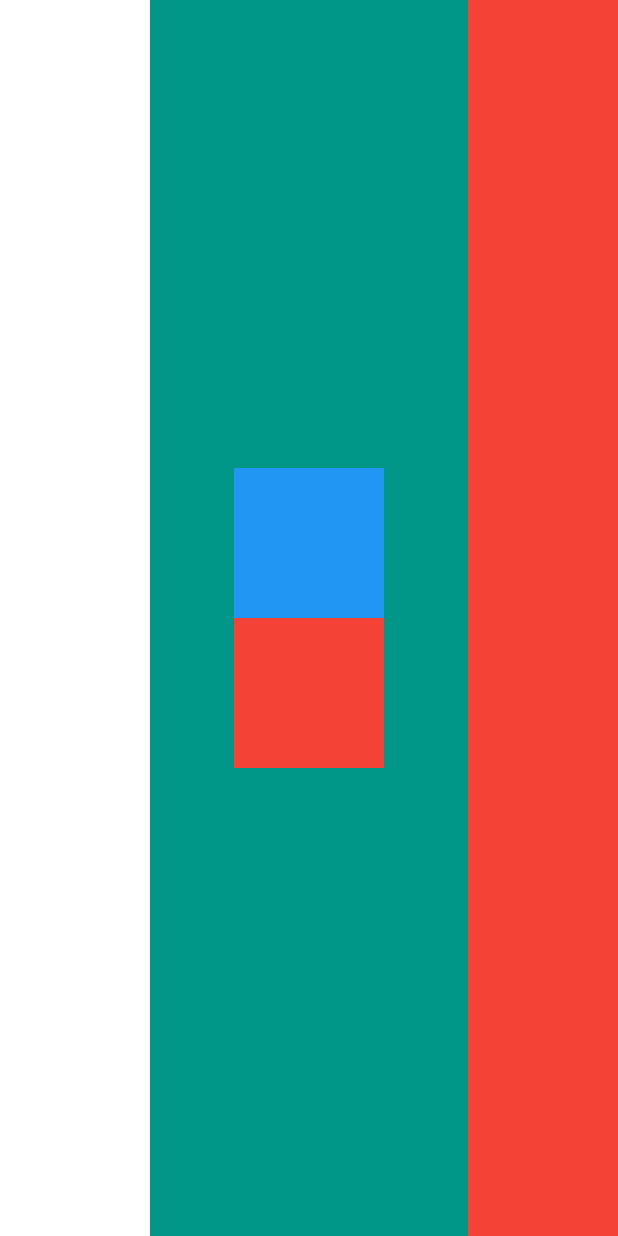
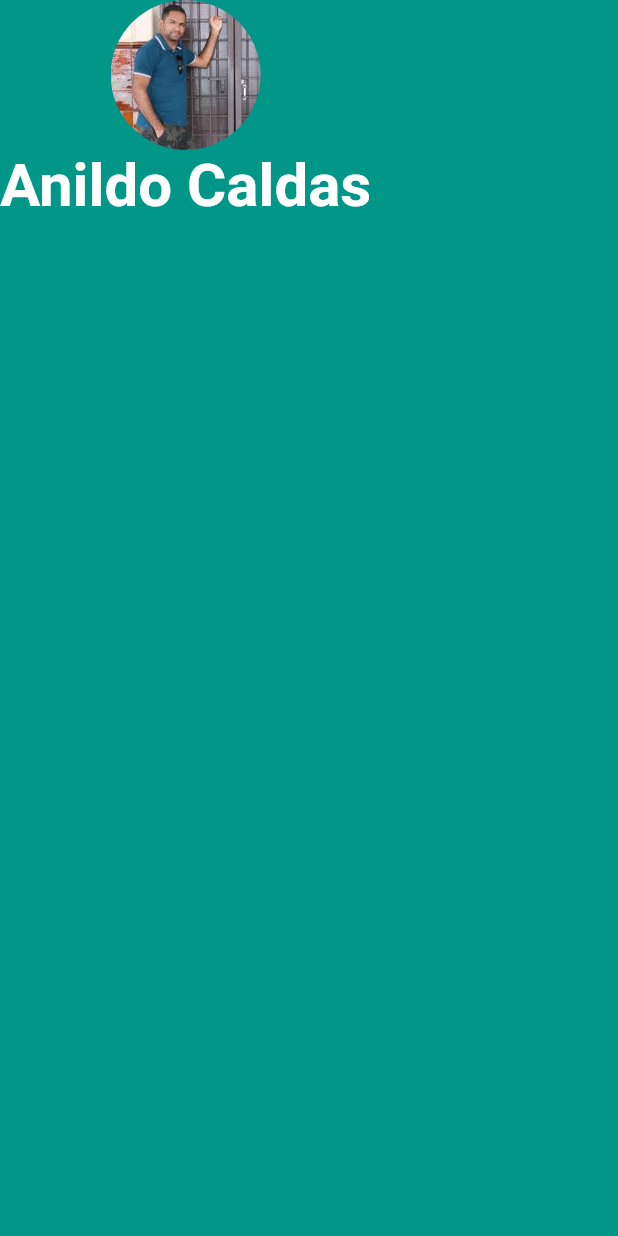
Before and after one commit to AnildoCaldasDev/DowntimeAppFlutter, a Flutter app: the screen it shows after launch, on a phone screen of 412 x 824 dp. Run offline on Flutter 3.47's test engine with Material 2 defaults, Android fonts, the phone set to English and light mode, and no system bars; our stand-ins replace shared_preferences; missing offline and left inert: barcode_scan.

Commit message:
initiated class 47, creating miCard app

```diff
--- a/downtime_app_flutter/lib/main.dart
+++ b/downtime_app_flutter/lib/main.dart
@@ -107,78 +107,49 @@ class MyApp extends StatelessWidget {
       home: Scaffold(
         backgroundColor: Colors.teal,
         body: SafeArea(
-          child: Row(
-            mainAxisAlignment: MainAxisAlignment.spaceBetween,
+          child: Column(
             children: <Widget>[
-              Container(
-                width: 100,
-                color: Colors.white,
+              CircleAvatar(
+                radius: 50,
+                backgroundImage: AssetImage("images/anildocaldasavatar.jpg"),
               ),
-              Column(
-                mainAxisAlignment: MainAxisAlignment.center,
-                children: <Widget>[
-                  Container(
-                    height: 100,
-                    width: 100,
-                    color: Colors.blue,
-                  ),
-                  Container(
-                    height: 100,
-                    width: 100,
-                    color: Colors.red,
-                ),
-                ],
-              ),
-              Container(
-                width: 100,
-                color: Colors.red,
-              ),
+              Text(
+                "Anildo Caldas",
+                style: TextStyle(
+                    fontSize: 40.0,
+                    fontWeight: FontWeight.w600,
+                    color: Colors.white),
+              )
             ],
           ),
-          // child: Column(
-          //   //verticalDirection: VerticalDirection.down,
-          //   //mainAxisAlignment: MainAxisAlignment.center,
-          //   //mainAxisAlignment: MainAxisAlignment.spaceEvenly,
-          //   crossAxisAlignment: CrossAxisAlignment.stretch,
+
+          // child: Row(
+          //   mainAxisAlignment: MainAxisAlignment.spaceBetween,
           //   children: <Widget>[
           //     Container(
-          //       height: 100,
           //       width: 100,
           //       color: Colors.white,
-          //       child: Text("Container 1"),
-          //       //margin: EdgeInsets.only(top: 10),
+          //     ),
+          //     Column(
+          //       mainAxisAlignment: MainAxisAlignment.center,
+          //       children: <Widget>[
+          //         Container(
+          //           height: 100,
+          //           width: 100,
+          //           color: Colors.yellow,
+          //         ),
+          //         Container(
+          //           height: 100,
+          //           width: 100,
+          //           color: Colors.green,
+          //         ),
+          //       ],
           //     ),
           //     Container(
-          //       height: 100,
-          //       width: 100,
-          //       color: Colors.blue,
-          //       child: Text("Container 2"),
-          //       //margin: EdgeInsets.only(top: 10),
-          //     ),
-          //     Container(
-          //       height: 100,
           //       width: 100,
           //       color: Colors.red,
-          //       child: Text("Container 3"),
-          //       //margin: EdgeInsets.only(top: 10),
           //     ),
-          //     // Container(
-          //     //   width: double.infinity,
-          //     //   height: 10,
-          //     //   color: Colors.grey,
-          //     // )
           //   ],
-          // ),
-          // child: Container(
-          //   height: 100,
-          //   width: 100,
-          //   color: Colors.white,
-          //   margin: EdgeInsets.only(left: 30),
-          //   padding: EdgeInsets.all(10),
-          //   //margin: EdgeInsets.fromLTRB(30, 60, 90, 20),
-          //   //margin: EdgeInsets.all(20),
-          //   //margin: EdgeInsets.symmetric(vertical: 40, horizontal: 10),
-          //   child: Text("Text teste"),
           // ),
         ),
       ),
```
Also changed, not shown: downtime_app_flutter/images/anildocaldasavatar.jpg (added).
